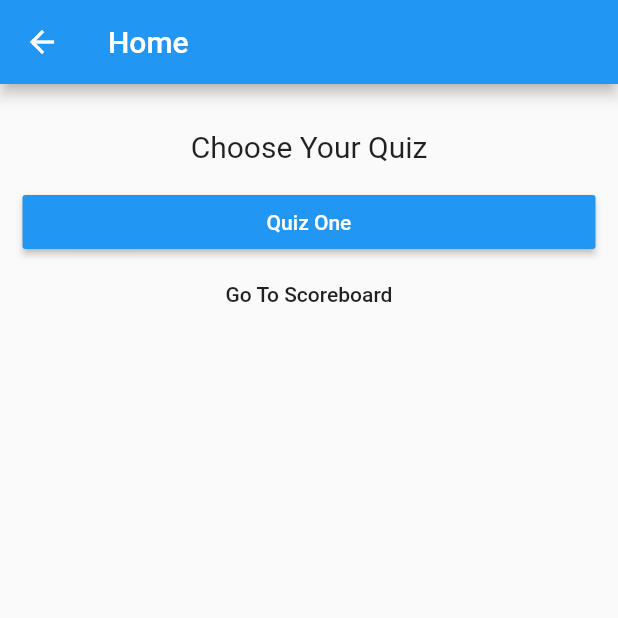
After one commit to jad1598/cs499_QuizWhiz, a Flutter app: the screen it shows after launch, after a tap on "Log In", on a phone screen of 412 x 824 dp, the top half of it. The commit adds this screen. Run offline on Flutter 3.47's test engine with Material 2 defaults, Android fonts, the phone set to English and light mode, and no system bars.

Commit message:
login button takes you to home page, some content in home page

```diff
--- /dev/null
+++ b/lib/homePage.dart
@@ -0,0 +1,39 @@
+import 'package:flutter/material.dart';
+
+class HomePage extends StatelessWidget {
+  @override
+  Widget build(BuildContext context) {
+    return Scaffold(
+      appBar: AppBar(
+        title: Text("Home"),
+      ),
+      body: Center(
+        child: ListView(
+            padding: EdgeInsets.all(15),
+            children: <Widget>[
+              Padding(
+                padding: const EdgeInsets.all(15.0),
+                child: Text('Choose Your Quiz',
+                  style: TextStyle(fontSize: 20),
+                  textAlign: TextAlign.center,
+                ),
+              ),
+              RaisedButton(
+                textColor: Colors.white,
+                color: Colors.blue,
+                child: Text('Quiz One'),
+                onPressed: () {}
+              ),
+              FlatButton(
+                onPressed: () {
+                },
+                child: Text(
+                  "Go To Scoreboard",
+                ),
+              )
+            ]
+        ),
+      ),
+    );
+  }
+}
--- a/lib/main.dart
+++ b/lib/main.dart
@@ -1,4 +1,5 @@
 import 'package:flutter/material.dart';
+import 'homePage.dart';
 
 void main() => runApp(MyApp());
 
@@ -63,9 +64,13 @@ class _MyHomePageState extends State<MyHomePage> {
             RaisedButton(
               textColor: Colors.white,
               color: Colors.blue,
-              child: Text('Login'),
+              child: Text('Log In'),
               onPressed: () {
-                print("pressed!");
+                Navigator.push(context, MaterialPageRoute(builder: (context){
+                  return HomePage();
+                },
+                ),
+                );
               },
             )
           ],
```
